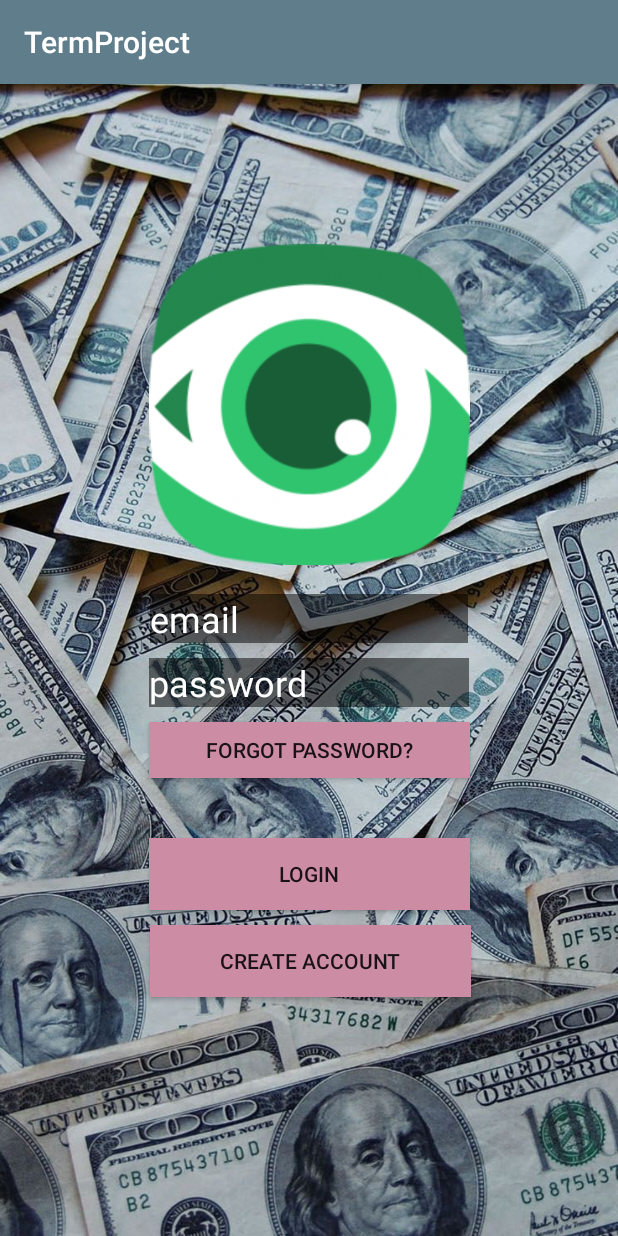
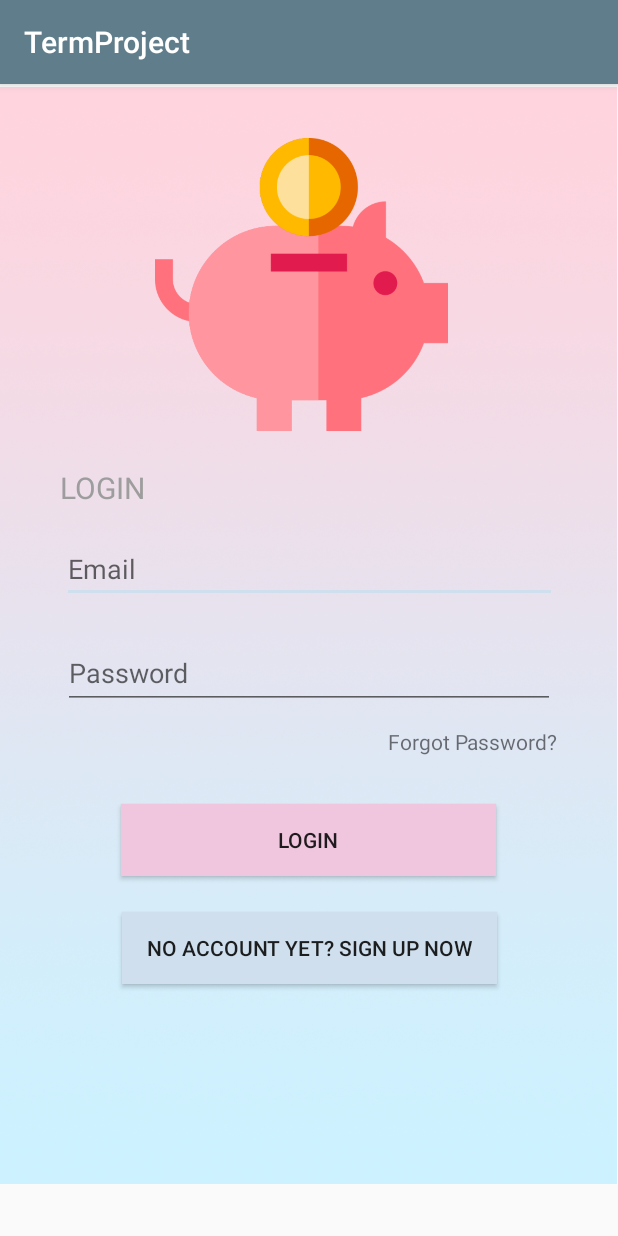
Before and after one commit to MinNamgung/Team2TermProject, an Android app: the screen it shows after launch (MainActivity), on a phone screen of 412 x 824 dp. Run offline under Robolectric (Android 15) with nearby library versions, the phone set to English and light mode, and no system bars.

Commit message:
login design update and add add_list.xml

```diff
--- a/app/src/main/res/layout/activity_main.xml
+++ b/app/src/main/res/layout/activity_main.xml
@@ -6,104 +6,101 @@
     android:layout_height="match_parent"
     tools:context=".MainActivity">
 
-    <ImageView
-        android:id="@+id/imageView3"
-        android:layout_width="wrap_content"
-        android:layout_height="770dp"
-        app:layout_constraintBottom_toBottomOf="parent"
-        app:layout_constraintEnd_toEndOf="parent"
-        app:layout_constraintStart_toStartOf="parent"
-        app:srcCompat="@drawable/money" />
-
-    <EditText
-        android:id="@+id/LoginID"
-        android:layout_width="212dp"
-        android:layout_height="wrap_content"
-        android:layout_marginStart="100dp"
-        android:layout_marginTop="340dp"
-        android:layout_marginEnd="100dp"
-        android:layout_marginBottom="10dp"
-        android:background="@color/inputColorLog"
-        android:ems="10"
-        android:hint="@string/eamailInputHint"
-        android:inputType="textPersonName"
-        android:textColor="@color/textColorLog"
-        android:textColorHint="@color/textColorLog"
-        android:textSize="24sp"
-        app:layout_constraintBottom_toTopOf="@+id/LoginPWD"
-        app:layout_constraintEnd_toEndOf="parent"
-        app:layout_constraintHorizontal_bias="1.0"
-        app:layout_constraintStart_toStartOf="parent"
-        app:layout_constraintTop_toTopOf="parent" />
-
-    <EditText
-        android:id="@+id/LoginPWD"
-        android:layout_width="213dp"
-        android:layout_height="wrap_content"
-        android:layout_marginStart="100dp"
-        android:layout_marginTop="10dp"
-        android:layout_marginEnd="100dp"
-        android:background="@color/inputColorLog"
-        android:ems="10"
-        android:hint="@string/passwordInputHint"
-        android:inputType="textPassword"
-        android:textColor="@color/textColorLog"
-        android:textColorHint="@color/textColorLog"
-        android:textSize="24sp"
-        app:layout_constraintEnd_toEndOf="parent"
-        app:layout_constraintStart_toStartOf="parent"
-        app:layout_constraintTop_toBottomOf="@+id/LoginID" />
-
-    <Button
-        android:id="@+id/fgtPasswordBtn"
-        android:layout_width="214dp"
-        android:layout_height="37dp"
-        android:layout_marginStart="100dp"
-        android:layout_marginTop="10dp"
-        android:layout_marginEnd="100dp"
-        android:background="@color/buttonColorLog"
-        android:text="@string/fgtPswBtnTxt"
-        app:layout_constraintEnd_toEndOf="parent"
-        app:layout_constraintStart_toStartOf="parent"
-        app:layout_constraintTop_toBottomOf="@+id/LoginPWD" />
-
     <Button
         android:id="@+id/loginBtn"
-        android:layout_width="214dp"
-        android:layout_height="wrap_content"
+        android:layout_width="250dp"
+        android:layout_height="48dp"
         android:layout_marginStart="100dp"
-        android:layout_marginTop="40dp"
+        android:layout_marginTop="32dp"
         android:layout_marginEnd="100dp"
-        android:background="@color/buttonColorLog"
+        android:background="@color/colorAccent2"
         android:text="@string/lginBtnTxt"
         app:layout_constraintEnd_toEndOf="parent"
+        app:layout_constraintHorizontal_bias="0.512"
         app:layout_constraintStart_toStartOf="parent"
-        app:layout_constraintTop_toBottomOf="@+id/fgtPasswordBtn" />
+        app:layout_constraintTop_toBottomOf="@+id/forgetpwd" />
 
     <Button
         android:id="@+id/pswdBtn"
-        android:layout_width="214dp"
-        android:layout_height="wrap_content"
+        android:layout_width="250dp"
+        android:layout_height="48dp"
         android:layout_marginStart="100dp"
-        android:layout_marginTop="10dp"
+        android:layout_marginTop="24dp"
         android:layout_marginEnd="100dp"
-        android:background="@color/buttonColorLog"
+        android:background="@color/colorAccent"
         android:text="@string/CrtAccntBtnTxt"
         app:layout_constraintEnd_toEndOf="parent"
-        app:layout_constraintHorizontal_bias="0.333"
         app:layout_constraintStart_toStartOf="parent"
         app:layout_constraintTop_toBottomOf="@+id/loginBtn" />
 
     <ImageView
-        android:id="@+id/imageView"
-        android:layout_width="214dp"
-        android:layout_height="227dp"
-        android:layout_marginStart="100dp"
-        android:layout_marginTop="100dp"
-        android:layout_marginEnd="100dp"
+        android:id="@+id/imageView2"
+        android:layout_width="411dp"
+        android:layout_height="735dp"
+        app:srcCompat="@drawable/background"
+        tools:layout_editor_absoluteX="0dp"
+        tools:layout_editor_absoluteY="0dp" />
+
+    <ImageView
+        android:id="@+id/imageView5"
+        android:layout_width="223dp"
+        android:layout_height="195dp"
+        android:layout_marginStart="89dp"
+        android:layout_marginTop="36dp"
+        android:layout_marginEnd="99dp"
         app:layout_constraintEnd_toEndOf="parent"
         app:layout_constraintStart_toStartOf="parent"
         app:layout_constraintTop_toTopOf="parent"
-        app:srcCompat="@drawable/login_icon" />
+        app:srcCompat="@drawable/piggyloco" />
+
+    <EditText
+        android:id="@+id/loginemail"
+        android:layout_width="330dp"
+        android:layout_height="44dp"
+        android:layout_marginStart="40dp"
+        android:layout_marginTop="19dp"
+        android:layout_marginEnd="40dp"
+        android:ems="10"
+        android:hint="Email"
+        android:inputType="textEmailAddress"
+        app:layout_constraintEnd_toEndOf="parent"
+        app:layout_constraintStart_toStartOf="parent"
+        app:layout_constraintTop_toBottomOf="@+id/LoginIDtxt" />
+
+    <EditText
+        android:id="@+id/loginpwd"
+        android:layout_width="328dp"
+        android:layout_height="47dp"
+        android:layout_marginStart="40dp"
+        android:layout_marginTop="23dp"
+        android:layout_marginEnd="40dp"
+        android:ems="10"
+        android:hint="Password"
+        android:inputType="textPassword"
+        app:layout_constraintEnd_toEndOf="parent"
+        app:layout_constraintStart_toStartOf="parent"
+        app:layout_constraintTop_toBottomOf="@+id/loginemail" />
+
+    <TextView
+        android:id="@+id/forgetpwd"
+        android:layout_width="wrap_content"
+        android:layout_height="wrap_content"
+        android:layout_marginTop="12dp"
+        android:layout_marginEnd="40dp"
+        android:text="Forgot Password?"
+        app:layout_constraintEnd_toEndOf="parent"
+        app:layout_constraintTop_toBottomOf="@+id/loginpwd" />
+
+    <TextView
+        android:id="@+id/LoginIDtxt"
+        android:layout_width="wrap_content"
+        android:layout_height="wrap_content"
+        android:layout_marginStart="40dp"
+        android:layout_marginTop="24dp"
+        android:text="LOGIN"
+        android:textColor="@color/backColorLog"
+        android:textSize="20sp"
+        app:layout_constraintStart_toStartOf="parent"
+        app:layout_constraintTop_toBottomOf="@+id/imageView5" />
 
 </android.support.constraint.ConstraintLayout>
--- a/app/src/main/res/values/colors.xml
+++ b/app/src/main/res/values/colors.xml
@@ -2,17 +2,17 @@
 <resources>
     <color name="colorPrimary">#607D8B</color>
     <color name="colorPrimaryDark">#37474f</color>
-    <color name="colorAccent">#CFD6DC</color>
+    <color name="colorAccent">#CFDFED</color>
 
     <!-- New default colors -->
     <color name="colorPrimary2">#2e0085</color>
     <color name="colorPrimaryDark2">#1e0057</color>
-    <color name="colorAccent2">#d81b60</color>
+    <color name="colorAccent2">#EFC6DD</color>
 
     <!-- Login activity  -->
-    <color name="backColorLog">#d5bfff</color>
+    <color name="backColorLog">#9E9D9D</color>
     <color name="inputColorLog">#80000000</color>
-    <color name="buttonColorLog">#CC8CA3</color>
+    <color name="buttonColorLog">#EB8ECD</color>
     <color name="textColorLog">#FFFFFF</color>
 
 </resources>
--- a/app/src/main/res/values/strings.xml
+++ b/app/src/main/res/values/strings.xml
@@ -7,6 +7,6 @@
 
     <string name="fgtPswBtnTxt">Forgot Password?</string>
     <string name="lginBtnTxt">Login</string>
-    <string name="CrtAccntBtnTxt">Create Account</string>
+    <string name="CrtAccntBtnTxt">NO ACCOUNT YET? SIGN UP NOW</string>
 
 </resources>
```
Also changed, not shown: app/src/main/res/layout/add_list.xml (added, +122 -0 lines), app/src/main/res/drawable-v24/background.png (added), app/src/main/res/drawable-v24/money.jpg (deleted), app/src/main/res/drawable-v24/piggyloco.png (added).
